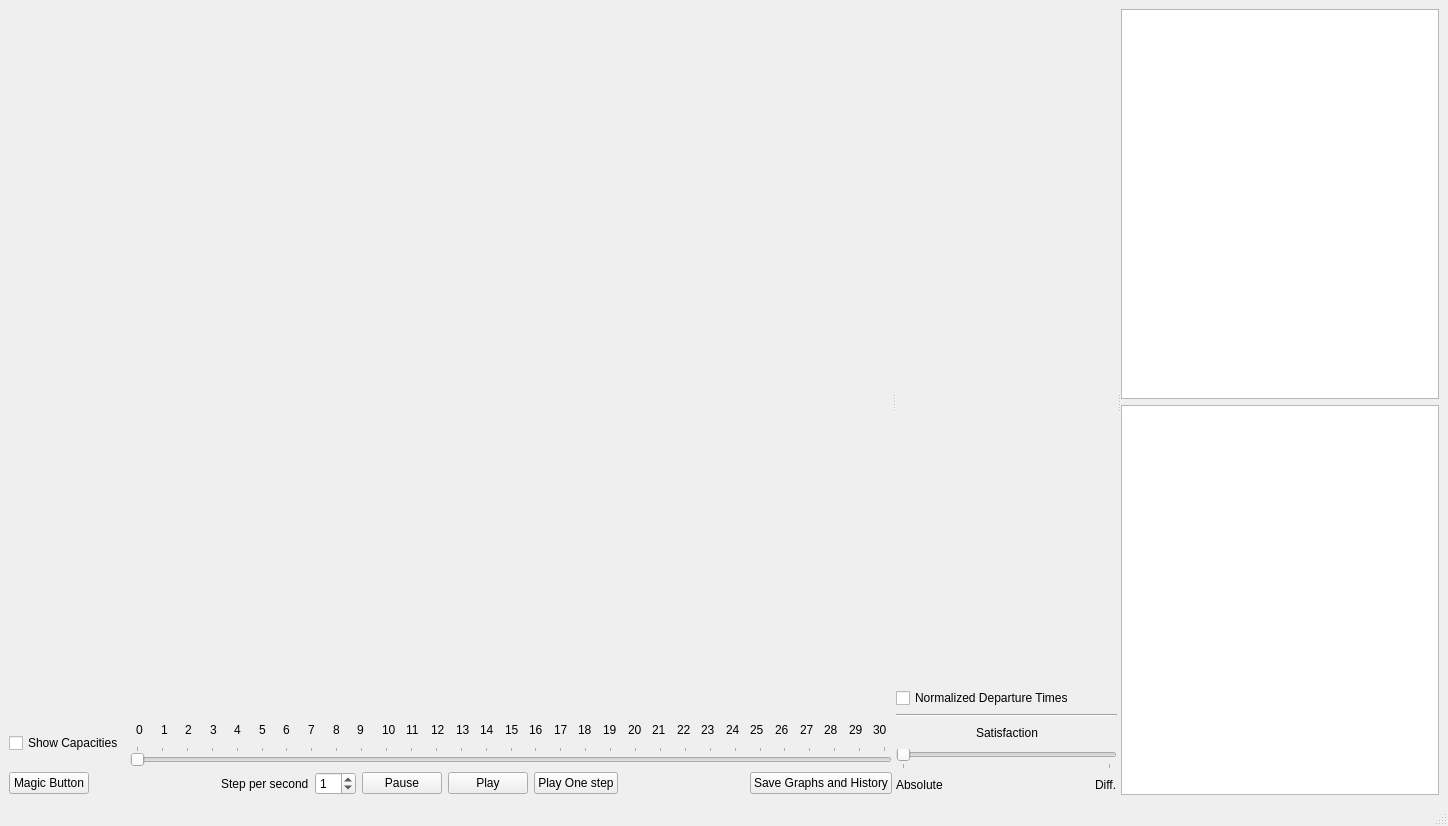
First picture: the form in story_maker/interface_template_new.ui, repository ELSA-Project/ELSA-ABM-StratS, before the edit.
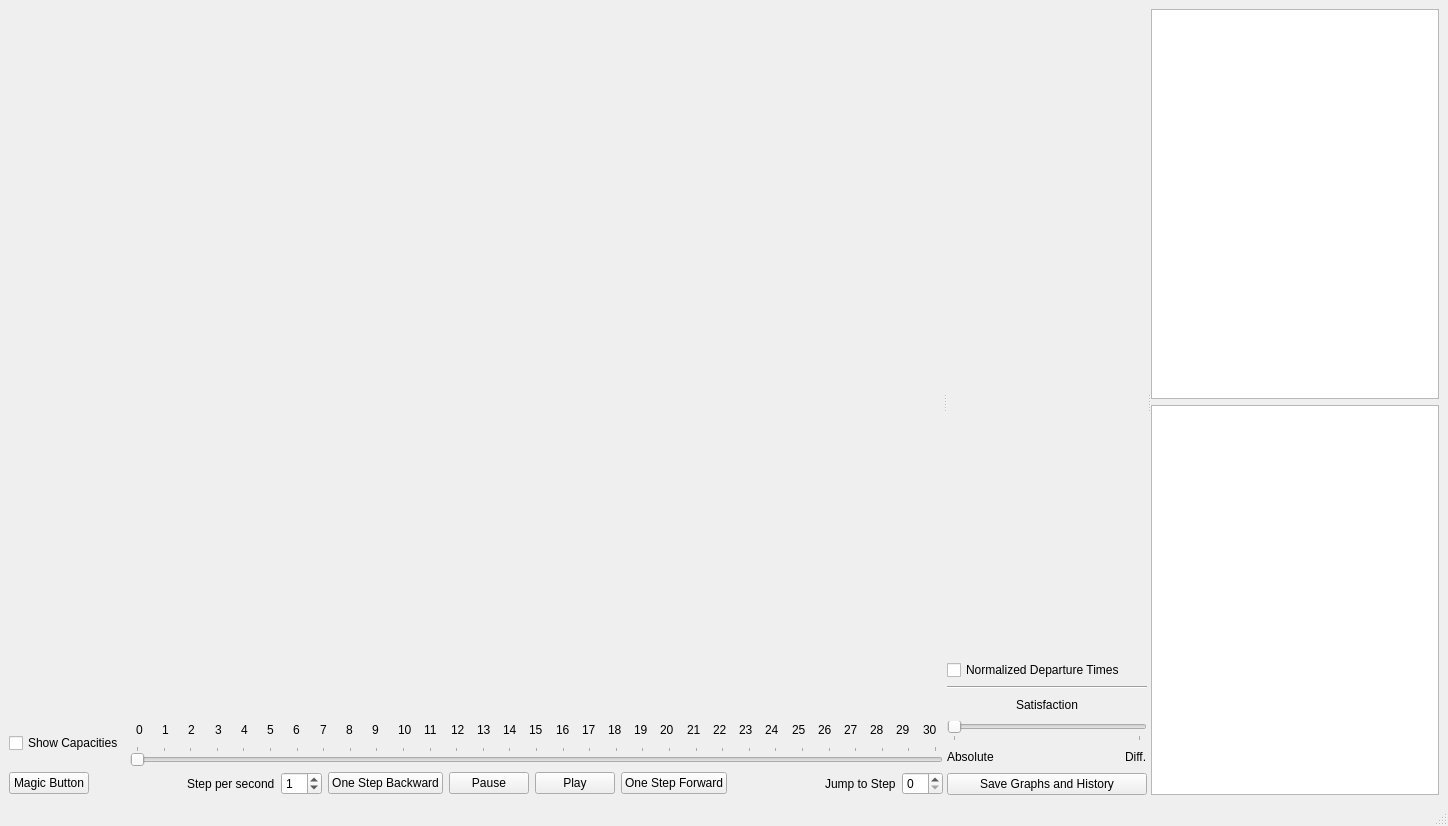
Second picture: the form after the edit.

```diff
--- a/story_maker/interface_template_new.ui
+++ b/story_maker/interface_template_new.ui
@@ -336,6 +336,13 @@
             </property>
            </widget>
           </item>
+          <item>
+           <widget class="QPushButton" name="oneStepBackward">
+            <property name="text">
+             <string>One Step Backward</string>
+            </property>
+           </widget>
+          </item>
           <item>
            <widget class="QPushButton" name="pause">
             <property name="text">
@@ -353,7 +360,7 @@
           <item>
            <widget class="QPushButton" name="play_one_step">
             <property name="text">
-             <string>Play One step</string>
+             <string>One Step Forward</string>
             </property>
            </widget>
           </item>
@@ -371,12 +378,15 @@
            </spacer>
           </item>
           <item>
-           <widget class="QPushButton" name="saveGraphs">
+           <widget class="QLabel" name="label_36">
             <property name="text">
-             <string>Save Graphs and History</string>
+             <string>Jump to Step</string>
             </property>
            </widget>
           </item>
+          <item>
+           <widget class="QSpinBox" name="jumpSpinBox"/>
+          </item>
          </layout>
         </item>
        </layout>
@@ -511,6 +521,13 @@
           </item>
          </layout>
         </item>
+        <item>
+         <widget class="QPushButton" name="saveGraphs">
+          <property name="text">
+           <string>Save Graphs and History</string>
+          </property>
+         </widget>
+        </item>
        </layout>
       </widget>
       <widget class="QWidget" name="verticalLayoutWidget">
```
